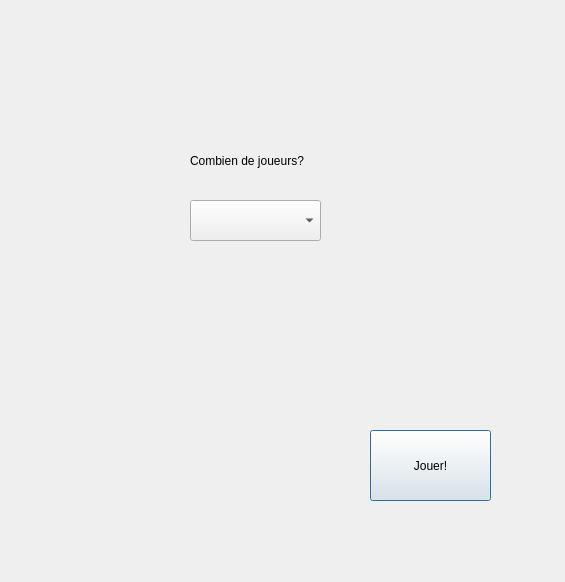
Old version of the form Minopoly/src/menudialog.ui in the repository chrisvair/minopoly.
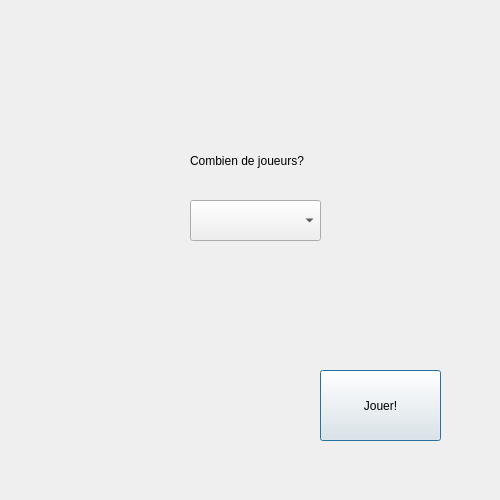
New version of the form.

What changed in the file:
```diff
--- a/Minopoly/src/menudialog.ui
+++ b/Minopoly/src/menudialog.ui
@@ -6,10 +6,22 @@
    <rect>
     <x>0</x>
     <y>0</y>
-    <width>565</width>
-    <height>582</height>
+    <width>500</width>
+    <height>500</height>
    </rect>
   </property>
+  <property name="minimumSize">
+   <size>
+    <width>500</width>
+    <height>500</height>
+   </size>
+  </property>
+  <property name="maximumSize">
+   <size>
+    <width>500</width>
+    <height>500</height>
+   </size>
+  </property>
   <property name="windowTitle">
    <string>Dialog</string>
   </property>
@@ -52,8 +64,8 @@
   <widget class="QPushButton" name="startPlay">
    <property name="geometry">
     <rect>
-     <x>370</x>
-     <y>430</y>
+     <x>320</x>
+     <y>370</y>
      <width>121</width>
      <height>71</height>
     </rect>
```
